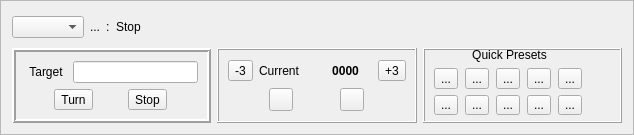
Before: the Qt Designer form mqt/MqtLogger/rotcontrolframe.ui in zsteva/backup-minos2, drawn with Qt 5.
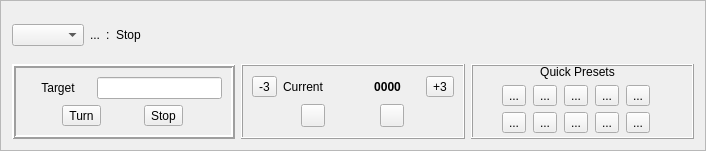
After: the same form once the commit is applied.

Commit message: add write, read, edit, clear functions to rotator preset in rotcontrolframe

Diff of the .ui file:
```diff
--- a/mqt/MqtLogger/rotcontrolframe.ui
+++ b/mqt/MqtLogger/rotcontrolframe.ui
@@ -6,8 +6,8 @@
    <rect>
     <x>0</x>
     <y>0</y>
-    <width>634</width>
-    <height>135</height>
+    <width>706</width>
+    <height>151</height>
    </rect>
   </property>
   <property name="windowTitle">
@@ -253,10 +253,10 @@
        <widget class="QWidget" name="layoutWidget">
         <property name="geometry">
          <rect>
-          <x>10</x>
+          <x>30</x>
           <y>0</y>
           <width>153</width>
-          <height>67</height>
+          <height>69</height>
          </rect>
         </property>
         <layout class="QVBoxLayout" name="verticalLayout_4">
@@ -271,77 +271,81 @@
           </widget>
          </item>
          <item>
-          <layout class="QGridLayout" name="gridLayout">
-           <item row="0" column="4">
-            <widget class="QToolButton" name="presetButton4">
+          <layout class="QHBoxLayout" name="horizontalLayout_6">
+           <item>
+            <widget class="QToolButton" name="presetButton0">
              <property name="text">
               <string>...</string>
              </property>
             </widget>
            </item>
-           <item row="0" column="3">
+           <item>
+            <widget class="QToolButton" name="presetButton1">
+             <property name="text">
+              <string>...</string>
+             </property>
+            </widget>
+           </item>
+           <item>
+            <widget class="QToolButton" name="presetButton2">
+             <property name="text">
+              <string>...</string>
+             </property>
+            </widget>
+           </item>
+           <item>
             <widget class="QToolButton" name="presetButton3">
              <property name="text">
               <string>...</string>
              </property>
             </widget>
            </item>
-           <item row="1" column="0">
+           <item>
+            <widget class="QToolButton" name="presetButton4">
+             <property name="text">
+              <string>...</string>
+             </property>
+            </widget>
+           </item>
+          </layout>
+         </item>
+         <item>
+          <layout class="QHBoxLayout" name="horizontalLayout_8">
+           <item>
             <widget class="QToolButton" name="presetButton5">
              <property name="text">
               <string>...</string>
              </property>
             </widget>
            </item>
-           <item row="1" column="1">
+           <item>
             <widget class="QToolButton" name="presetButton6">
              <property name="text">
               <string>...</string>
              </property>
             </widget>
            </item>
-           <item row="1" column="2">
+           <item>
             <widget class="QToolButton" name="presetButton7">
              <property name="text">
               <string>...</string>
              </property>
             </widget>
            </item>
-           <item row="1" column="4">
-            <widget class="QToolButton" name="presetButton9">
-             <property name="text">
-              <string>...</string>
-             </property>
-            </widget>
-           </item>
-           <item row="0" column="2">
-            <widget class="QToolButton" name="presetButton2">
-             <property name="text">
-              <string>...</string>
-             </property>
-            </widget>
-           </item>
-           <item row="0" column="0">
-            <widget class="QToolButton" name="presetButton0">
-             <property name="text">
-              <string>...</string>
-             </property>
-            </widget>
-           </item>
-           <item row="0" column="1">
-            <widget class="QToolButton" name="presetButton1">
-             <property name="text">
-              <string>...</string>
-             </property>
-            </widget>
-           </item>
-           <item row="1" column="3">
+           <item>
             <widget class="QToolButton" name="presetButton8">
              <property name="text">
               <string>...</string>
              </property>
             </widget>
            </item>
+           <item>
+            <widget class="QToolButton" name="presetButton9">
+             <property name="text">
+              <string>...</string>
+             </property>
+            </widget>
+           </item>
           </layout>
          </item>
         </layout>
```
The commit also changes 4 other files.
